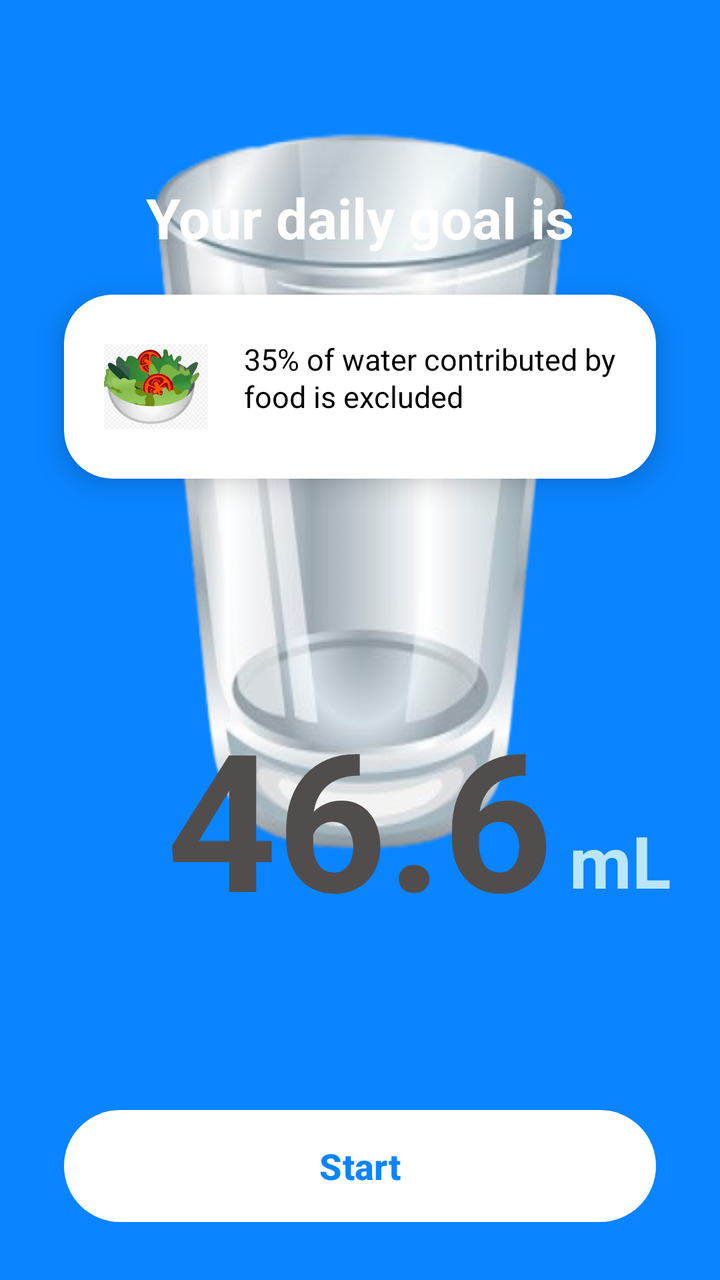
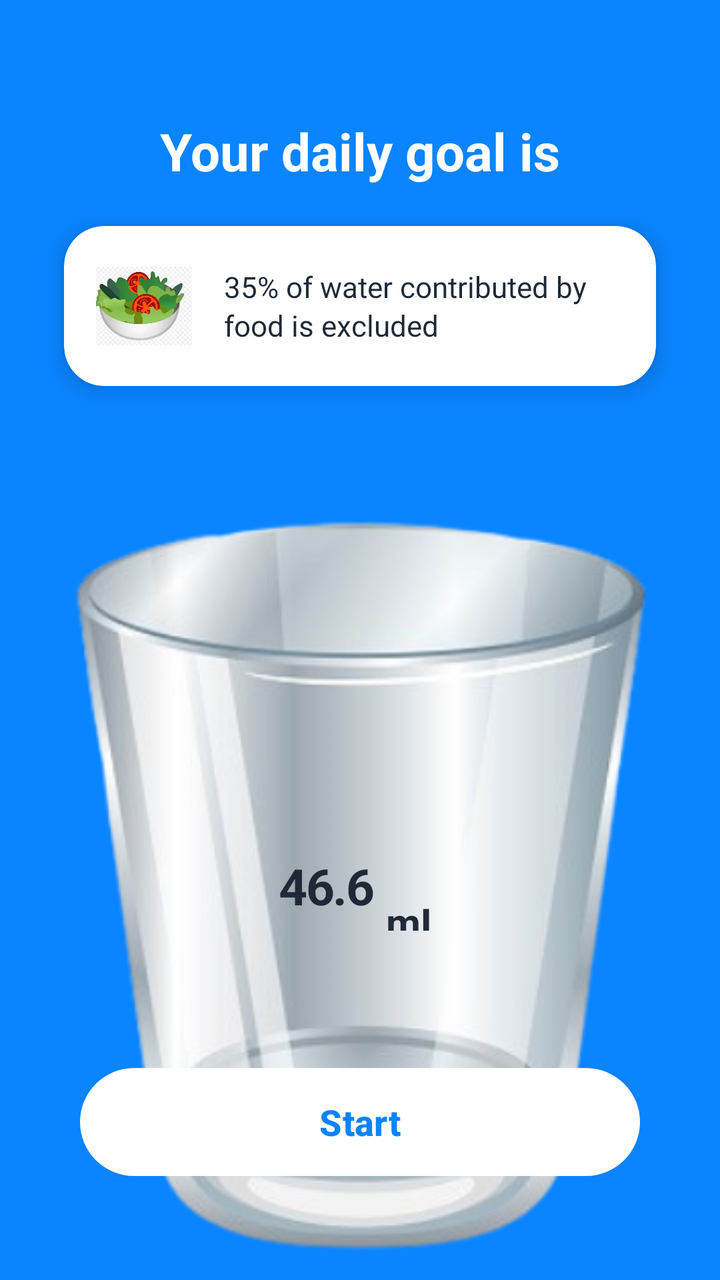

The first picture is an Android layout as it rendered before a commit; the second is the same layout after the commit. The layout source and the unified diff follow.
<!-- AndroidManifest.xml: application theme Theme.WaterReminder -->
<!-- res/layout/activity_daily_goal.xml -->
<?xml version="1.0" encoding="utf-8"?>
<androidx.constraintlayout.widget.ConstraintLayout xmlns:android="http://schemas.android.com/apk/res/android"
    xmlns:app="http://schemas.android.com/apk/res-auto"
    android:layout_width="match_parent"
    android:layout_height="match_parent"
    xmlns:tools="http://schemas.android.com/tools"
    android:background="#0A84FF">

    <ImageView
        android:layout_width="wrap_content"
        android:layout_height="0dp"
        android:background="@drawable/glass"
        tools:ignore="MissingConstraints"
        tools:layout_editor_absoluteX="0dp"
        tools:layout_editor_absoluteY="200dp" />

    
    <View
        android:layout_width="match_parent"
        android:layout_height="320dp"
        app:layout_constraintTop_toTopOf="parent"
        app:layout_constraintStart_toStartOf="parent" />

    
    <TextView
        android:id="@+id/tv_title"
        android:layout_width="wrap_content"
        android:layout_height="wrap_content"
        android:text="Your daily goal is"
        android:textSize="28sp"
        android:textColor="#FFFFFF"
        android:textStyle="bold"
        app:layout_constraintTop_toTopOf="parent"
        app:layout_constraintStart_toStartOf="parent"
        app:layout_constraintEnd_toEndOf="parent"
        android:layout_marginTop="90dp" />

    
    <TextView
        android:id="@+id/tv_goal"
        android:layout_width="wrap_content"
        android:layout_height="wrap_content"
        android:text="46.6"
        android:textSize="96sp"
        android:textColor="#514D4D"
        android:textStyle="bold"
        app:layout_constraintTop_toBottomOf="@id/info_card"
        app:layout_constraintStart_toStartOf="parent"
        app:layout_constraintEnd_toEndOf="parent"
        android:layout_marginTop="105dp" />

    
    <TextView
        android:id="@+id/tv_unit"
        android:layout_width="wrap_content"
        android:layout_height="wrap_content"
        android:text="mL"
        android:textColor="#BAE6FD"
        android:textSize="36sp"
        android:textStyle="bold"
        app:layout_constraintBottom_toBottomOf="@id/tv_goal"
        app:layout_constraintStart_toEndOf="@id/tv_goal"
        android:layout_marginStart="8dp"
        android:layout_marginBottom="18dp" />

    <androidx.cardview.widget.CardView
        android:id="@+id/info_card"
        android:layout_width="0dp"
        android:layout_height="wrap_content"
        app:cardCornerRadius="24dp"
        app:cardElevation="8dp"
        app:cardBackgroundColor="#FFFFFF"
        android:layout_marginHorizontal="32dp"
        app:layout_constraintStart_toStartOf="parent"
        app:layout_constraintEnd_toEndOf="parent"
        app:layout_constraintTop_toBottomOf="@id/tv_title"
        android:layout_marginTop="20dp">

        <LinearLayout
            android:layout_width="match_parent"
            android:layout_height="wrap_content"
            android:orientation="horizontal"
            android:padding="20dp"
            android:gravity="center_vertical">

            <ImageView
                android:layout_width="52dp"
                android:layout_height="52dp"
                android:src="@drawable/salad"
                android:layout_marginEnd="18dp" />

            <TextView
                android:layout_width="0dp"
                android:layout_height="48dp"
                android:layout_weight="1"
                android:text="35% of water contributed by food is excluded"
                android:textSize="15sp"
                android:textColor="@color/black"
                android:lineSpacingExtra="1dp" />

        </LinearLayout>
    </androidx.cardview.widget.CardView>

    
    <com.google.android.material.button.MaterialButton
        android:id="@+id/btn_start"
        android:layout_width="0dp"
        android:layout_height="64dp"
        android:text="Start"
        android:textSize="18sp"
        android:textStyle="bold"
        app:cornerRadius="32dp"
        app:backgroundTint="#FFFFFF"
        android:textColor="#0A84FF"
        app:layout_constraintBottom_toBottomOf="parent"
        app:layout_constraintStart_toStartOf="parent"
        app:layout_constraintEnd_toEndOf="parent"
        android:layout_marginHorizontal="32dp"
        android:layout_marginBottom="25dp" />

</androidx.constraintlayout.widget.ConstraintLayout>
<!-- resources referenced by this layout -->
<resources>
  <color name="black">#FF000000</color>
  <!-- drawable glass: png bitmap (drawable, 118796 bytes) -->
  <!-- drawable salad: png bitmap (drawable, 89909 bytes) -->
  <style name="Theme.WaterReminder" parent="Base.Theme.WaterReminder" />
  <style name="Base.Theme.WaterReminder" parent="Theme.Material3.DayNight.NoActionBar">
          
          
      </style>
</resources>

<!-- the commit's change to res/layout/activity_daily_goal.xml (unified diff, before → after) -->
@@ -1,25 +1,10 @@
 <?xml version="1.0" encoding="utf-8"?>
 <androidx.constraintlayout.widget.ConstraintLayout xmlns:android="http://schemas.android.com/apk/res/android"
     xmlns:app="http://schemas.android.com/apk/res-auto"
+    xmlns:tools="http://schemas.android.com/tools"
     android:layout_width="match_parent"
     android:layout_height="match_parent"
-    xmlns:tools="http://schemas.android.com/tools"
     android:background="#0A84FF">
-
-    <ImageView
-        android:layout_width="wrap_content"
-        android:layout_height="0dp"
-        android:background="@drawable/glass"
-        tools:ignore="MissingConstraints"
-        tools:layout_editor_absoluteX="0dp"
-        tools:layout_editor_absoluteY="200dp" />
-
-    
-    <View
-        android:layout_width="match_parent"
-        android:layout_height="320dp"
-        app:layout_constraintTop_toTopOf="parent"
-        app:layout_constraintStart_toStartOf="parent" />
 
     
     <TextView
@@ -27,85 +12,109 @@
         android:layout_width="wrap_content"
         android:layout_height="wrap_content"
         android:text="Your daily goal is"
-        android:textSize="28sp"
+        android:textSize="26sp"
         android:textColor="#FFFFFF"
         android:textStyle="bold"
         app:layout_constraintTop_toTopOf="parent"
         app:layout_constraintStart_toStartOf="parent"
         app:layout_constraintEnd_toEndOf="parent"
-        android:layout_marginTop="90dp" />
+        android:layout_marginTop="58dp" />
 
     
-    <TextView
-        android:id="@+id/tv_goal"
-        android:layout_width="wrap_content"
-        android:layout_height="wrap_content"
-        android:text="46.6"
-        android:textSize="96sp"
-        android:textColor="#514D4D"
-        android:textStyle="bold"
-        app:layout_constraintTop_toBottomOf="@id/info_card"
-        app:layout_constraintStart_toStartOf="parent"
-        app:layout_constraintEnd_toEndOf="parent"
-        android:layout_marginTop="105dp" />
-
-    
-    <TextView
-        android:id="@+id/tv_unit"
-        android:layout_width="wrap_content"
-        android:layout_height="wrap_content"
-        android:text="mL"
-        android:textColor="#BAE6FD"
-        android:textSize="36sp"
-        android:textStyle="bold"
-        app:layout_constraintBottom_toBottomOf="@id/tv_goal"
-        app:layout_constraintStart_toEndOf="@id/tv_goal"
-        android:layout_marginStart="8dp"
-        android:layout_marginBottom="18dp" />
-
     <androidx.cardview.widget.CardView
         android:id="@+id/info_card"
         android:layout_width="0dp"
         android:layout_height="wrap_content"
-        app:cardCornerRadius="24dp"
-        app:cardElevation="8dp"
+        app:cardCornerRadius="20dp"
+        app:cardElevation="6dp"
         app:cardBackgroundColor="#FFFFFF"
         android:layout_marginHorizontal="32dp"
+        app:layout_constraintTop_toBottomOf="@id/tv_title"
+        android:layout_marginTop="20dp"
         app:layout_constraintStart_toStartOf="parent"
-        app:layout_constraintEnd_toEndOf="parent"
-        app:layout_constraintTop_toBottomOf="@id/tv_title"
-        android:layout_marginTop="20dp">
+        app:layout_constraintEnd_toEndOf="parent">
 
         <LinearLayout
             android:layout_width="match_parent"
             android:layout_height="wrap_content"
             android:orientation="horizontal"
-            android:padding="20dp"
+            android:padding="16dp"
             android:gravity="center_vertical">
 
             <ImageView
-                android:layout_width="52dp"
-                android:layout_height="52dp"
+                android:layout_width="48dp"
+                android:layout_height="48dp"
                 android:src="@drawable/salad"
-                android:layout_marginEnd="18dp" />
+                android:layout_marginEnd="16dp" />
 
             <TextView
                 android:layout_width="0dp"
-                android:layout_height="48dp"
+                android:layout_height="wrap_content"
                 android:layout_weight="1"
                 android:text="35% of water contributed by food is excluded"
-                android:textSize="15sp"
-                android:textColor="@color/black"
-                android:lineSpacingExtra="1dp" />
+                android:textSize="14.5sp"
+                android:textColor="#1F2937"
+                android:lineSpacingExtra="2dp" />
 
         </LinearLayout>
     </androidx.cardview.widget.CardView>
 
     
+    
+    <FrameLayout
+        android:layout_width="500dp"
+        android:layout_height="500dp"
+        app:layout_constraintTop_toBottomOf="@id/info_card"
+        app:layout_constraintStart_toStartOf="parent"
+        app:layout_constraintEnd_toEndOf="parent"
+        android:layout_marginTop="0dp">
+
+        
+        <ImageView
+            android:id="@+id/iv_glass"
+            android:layout_width="500dp"
+            android:layout_height="match_parent"
+            android:src="@drawable/glass"
+            android:scaleType="fitCenter"
+            android:contentDescription="Water Glass" />
+
+        
+        <LinearLayout
+            android:layout_width="wrap_content"
+            android:layout_height="wrap_content"
+            android:orientation="horizontal"
+            android:layout_gravity="center"
+            android:gravity="center_vertical">
+
+            <TextView
+                android:id="@+id/tv_goal"
+                android:layout_width="wrap_content"
+                android:layout_height="wrap_content"
+                android:text="46.6"
+                android:textSize="25sp"
+                android:textColor="#1F2937"
+                android:textStyle="bold"
+                android:letterSpacing="-0.03" />
+
+            <TextView
+                android:id="@+id/tv_unit"
+                android:layout_width="wrap_content"
+                android:layout_height="wrap_content"
+                android:text="mL"
+                android:textSize="20sp"
+                android:textColor="#1F2937"
+                android:textStyle="bold"
+                android:layout_marginStart="6dp"
+                android:layout_marginTop="18dp" />
+
+        </LinearLayout>
+
+    </FrameLayout>
+    
     <com.google.android.material.button.MaterialButton
         android:id="@+id/btn_start"
         android:layout_width="0dp"
-        android:layout_height="64dp"
+        android:layout_height="62dp"
         android:text="Start"
         android:textSize="18sp"
         android:textStyle="bold"
@@ -115,7 +124,7 @@
         app:layout_constraintBottom_toBottomOf="parent"
         app:layout_constraintStart_toStartOf="parent"
         app:layout_constraintEnd_toEndOf="parent"
-        android:layout_marginHorizontal="32dp"
-        android:layout_marginBottom="25dp" />
+        android:layout_marginHorizontal="40dp"
+        android:layout_marginBottom="48dp" />
 
 </androidx.constraintlayout.widget.ConstraintLayout>
<!-- resource entries referenced after the edit -->
@@ -1,6 +1,5 @@
 <!-- resources referenced by this layout -->
 <resources>
-  <color name="black">#FF000000</color>
   <!-- drawable glass: png bitmap (drawable, 118796 bytes) -->
   <!-- drawable salad: png bitmap (drawable, 89909 bytes) -->
   <style name="Theme.WaterReminder" parent="Base.Theme.WaterReminder" />
